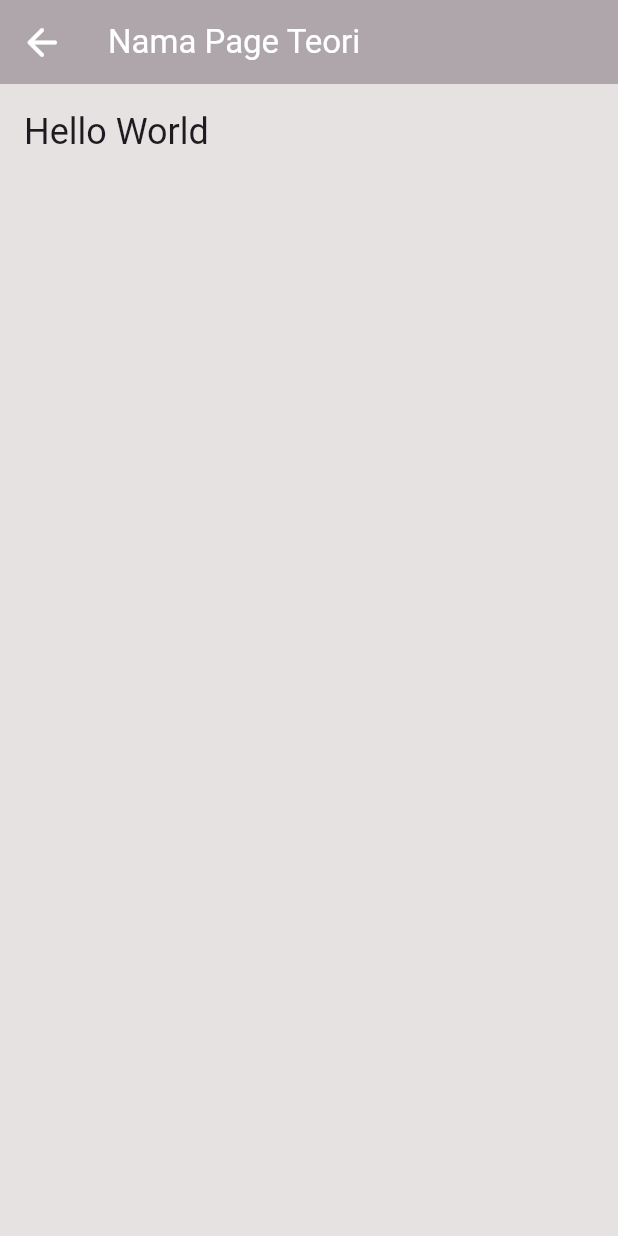
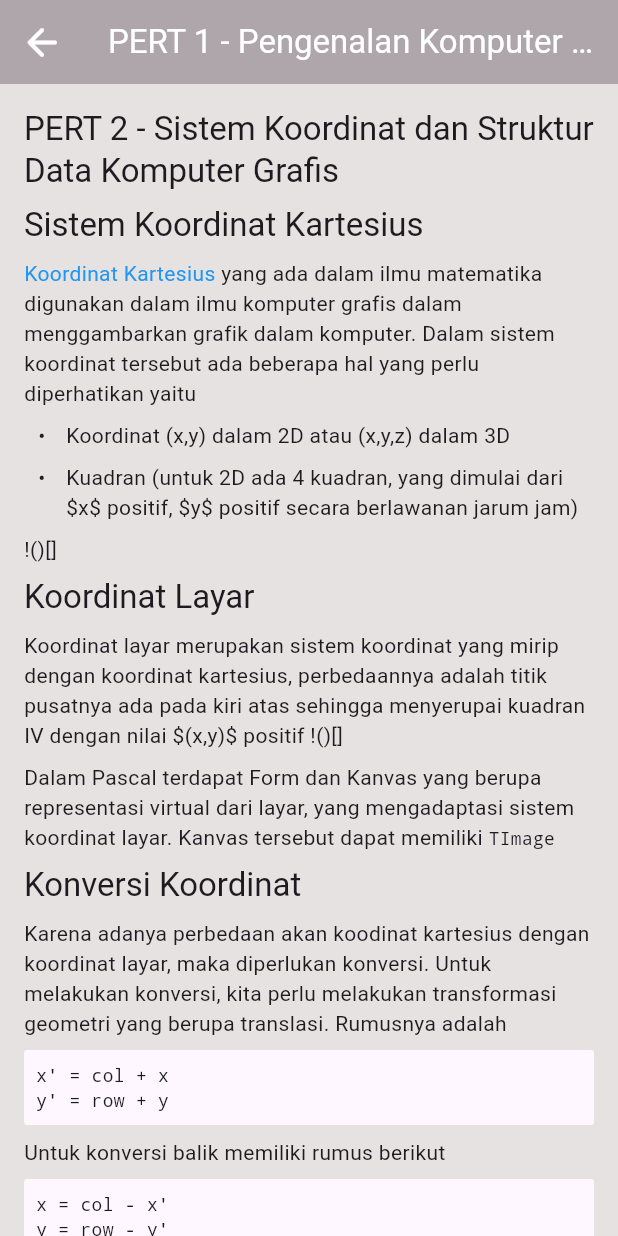
Before and after one commit to Testboiz/comp_graph_app, a Flutter app: the MarkdownPageWidget screen opened by its route, on a phone screen of 412 x 824 dp. Run offline on Flutter 3.47's test engine with Material 3 defaults, Android fonts, the phone set to English and light mode, and no system bars; our stand-ins replace flutter_markdown; network calls fail; Roboto replaces fonts that are missing (Outfit).

````diff
--- a/lib/pages/markdown_page.dart
+++ b/lib/pages/markdown_page.dart
@@ -27,6 +27,119 @@ class _MarkdownPageWidgetState extends State<MarkdownPageWidget> {
   @override
   Widget build(BuildContext context) {
 
+    String text = """
+# PERT 1 - Pengenalan Komputer Grafis
+
+## Definisi Komputer Grafis
+
+>**Note**
+>
+>*A picture is worth a thousand words*
+
+>**Definisi**
+>Komputer grafis adalah ilmu yang mempelajari bagaimana informasi dapat ditampilkan melalui komputer.
+
+
+Karena bahasa dan budaya terikat, maka persepsi terhadap suatu objek melalui bahasa akan bergantung terhadap budaya tiap pihak, sehingga visual membantu kita untuk menggambarkan objek secara universal.
+
+Dalam pengolahan komputer, ada grafik dan citra. Perbandingannya adalaj seperti berikut
+
+| Grafik | Citra |
+| ---- | ---- |
+| Berbasis Vektor | Berbasis piksel |
+| Mengolah objek 2D/3D menjadi basis citra | Mengolah grafik untuk menghasilkan visual |
+| Menggambar | Melukis |
+
+## Fungsi Komputer Grafis
+
+>**Tip**
+> Vektor adalah garis
+> Edge adalah sudut
+
+Grafik terbuat dengan menarik vektor pada tiap edge. Pemrosesan dapat bersifat pasif seperti pada aplikasi Galeri, maupun dinamis seperti pada MSPaint.
+
+> Segala hal yang ditampilkan melalui layar komputer adalah grafika
+
+**Motion Dynamic** adalah grafik yang bergerak dimana kita bersifat pengamat seperti pada animasi
+
+**Update Dynamic** adalah grafik yang memodifikasikan sifatnya pada saat diamati seperti pada simulasi fisika.
+
+Struktur data yang dapat digunakan untuk menyimpan suatu grafis adalah berikut
+
+```
+	/* array */
+	int x[SIZE];
+	int y[SIZE];
+	// higher dimensional points here
+	int direction[SIZE][DIRECTION_SIZE];
+
+	/* record/struct */
+	struct Point {
+		int x;
+		int y;
+		// higher dimensional points here
+		int direction[DIRECTION_SIZE];
+	}
+
+```
+
+`direction` juga dapat dimodelkan dengan `struct`, Adajency Matrix maupun Linked List
+
+**Rasterisasi** adalah proses untuk menghasilkan citra dari grafis yang telah dibuat menjadi suatu tampilan yang dapat digambarkan oleh layar komputer.
+
+## Penerapan Komputer Grafis
+
+Selain dalam mengarahkan bagaimana komputer dapat menampilkan sesuatu pada layar, ilmu kompuer grafis digunakan dalam mendesain 2D dan 3D melalui aplikasi-aplikasi modelling, drawing, rendering, graphing, simulation, game dsb.
+
+Selain itu juga komputer grafis membantu untuk memvisualisasikan teori-teori dalam teori graf.
+""";
+
+String textPert2 = r"""
+## PERT 2 - Sistem Koordinat dan Struktur Data Komputer Grafis
+
+## Sistem Koordinat Kartesius
+
+[Koordinat Kartesius](https://en.wikipedia.org/wiki/Cartesian_coordinate_system) yang ada dalam ilmu matematika digunakan dalam ilmu komputer grafis dalam menggambarkan grafik dalam komputer. Dalam sistem koordinat tersebut ada beberapa hal yang perlu diperhatikan yaitu
++ Koordinat (x,y) dalam 2D atau (x,y,z) dalam 3D
++ Kuadran (untuk 2D ada 4 kuadran, yang dimulai dari $x$ positif, $y$ positif secara berlawanan jarum jam)
+!()[]
+
+## Koordinat Layar
+
+Koordinat layar merupakan sistem koordinat yang mirip dengan koordinat kartesius, perbedaannya adalah titik pusatnya ada pada kiri atas sehingga menyerupai kuadran IV dengan nilai $(x,y)$ positif
+!()[]
+
+Dalam Pascal terdapat Form dan Kanvas yang berupa representasi virtual dari layar, yang mengadaptasi sistem koordinat layar. Kanvas tersebut dapat memiliki `TImage`
+
+## Konversi Koordinat
+
+Karena adanya perbedaan akan koodinat kartesius dengan koordinat layar, maka diperlukan konversi. Untuk melakukan konversi, kita perlu melakukan transformasi geometri yang berupa translasi. Rumusnya adalah
+```
+x' = col + x
+y' = row + y
+```
+
+Untuk konversi balik memiliki rumus berikut
+
+```
+x = col - x'
+y = row - y'
+```
+## Struktur Data Komputer Grafis
+
+Berbagai jenis pendekatan dapat dilakukan untuk menggambarkan vektor dan arah yaitu,
+Vektor dapat digambarkan sebagai koordinat $(x,y)$ atau $(x,y,z)$ yang dapat direpresentasikan dengan List/Array ataupun Record/Object.
+
+Sedangkan Arah vektor dapat disimpan menggunakan
++ Indeks Vektor
++ Adjacency Matrix (menggunakan matriks dimana 1 menandakan koneksi, dan 0 adalah tidak)
++ Dataset Arah (menggunakan bentuk yang lebih kompleks untuk merepresentasikan arah)
++ Linked List (menggunakan urutan untuk menentukan arah)
+
+Dalam Adjacency Matrix, baris merupakan sumber dari vektor, sedangkan kolom adalah tujuan
+
+
+""";
 
     return Scaffold(
       key: scaffoldKey,
@@ -45,7 +158,7 @@ class _MarkdownPageWidgetState extends State<MarkdownPageWidget> {
           },
         ),
         title: const Text(
-          'Nama Page Teori',
+          'PERT 1 - Pengenalan Komputer Grafis',
           style: TextStyle(
                 fontFamily: 'Outfit',
                 color: Colors.white,
@@ -61,7 +174,7 @@ class _MarkdownPageWidgetState extends State<MarkdownPageWidget> {
         child: SingleChildScrollView(
           child: SizedBox(
             height: MediaQuery.of(context).size.height,
-            child: const Markdown(data: "# Hello World"),
+            child: Markdown(data: textPert2),
           )
           ),
       ),
````
Also changed, not shown: lib/pages/canvas_page.dart (+51 -0 lines).
